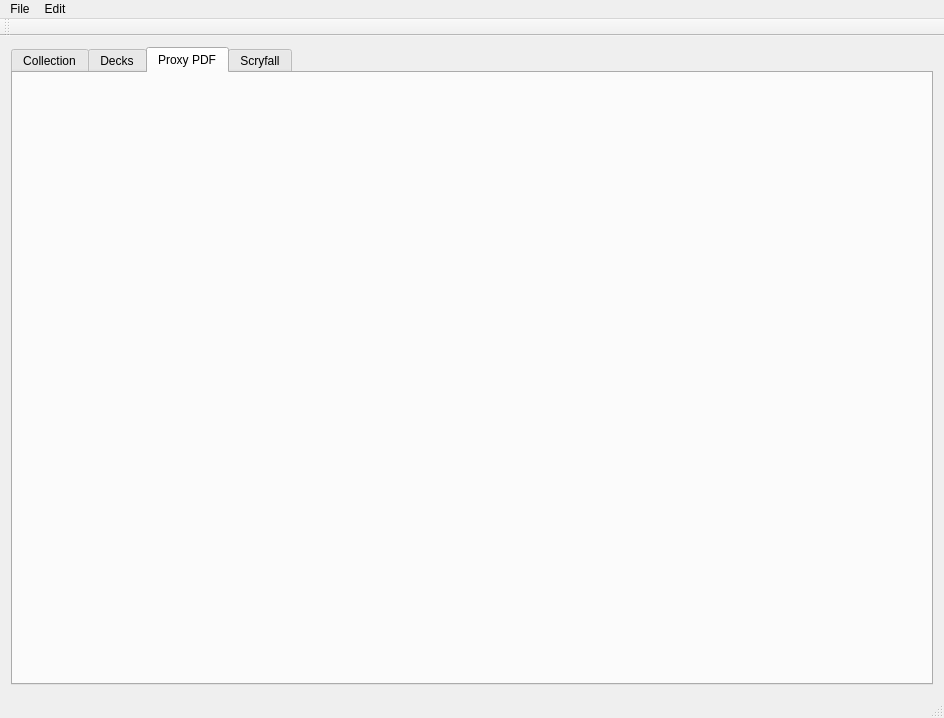
This is src/MTG_GUI/mtg_ui.ui in aleksejs-fomins/mtgdeckconstructor as Qt 5 draws it before an edit. The edited form follows.
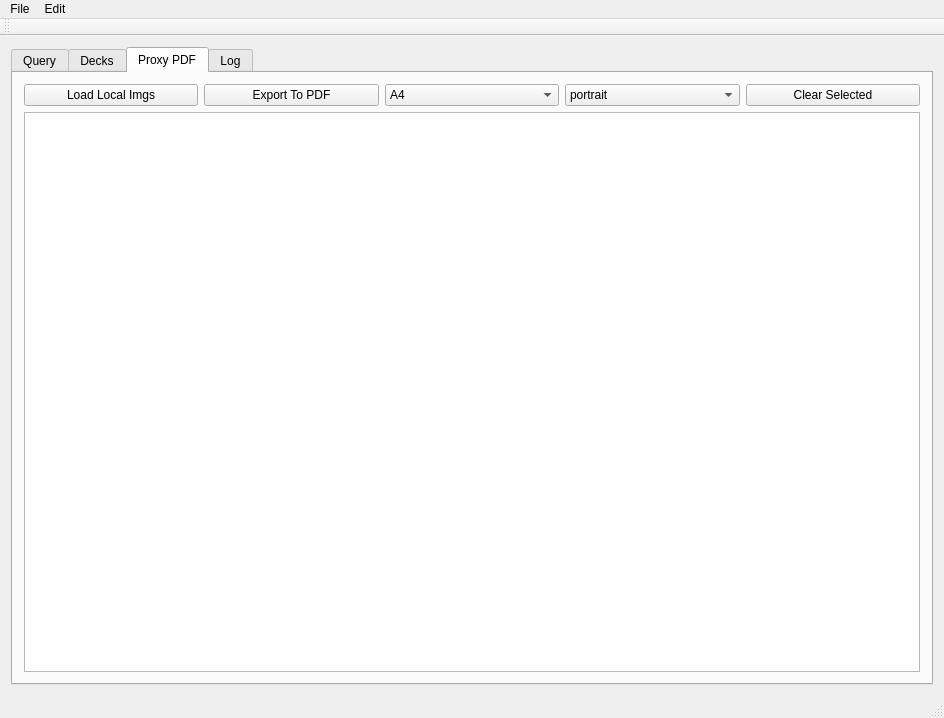
This is the edited form. The open tabs and pages were chosen to show the change.

What changed in the file:
```diff
--- a/src/MTG_GUI/mtg_ui.ui
+++ b/src/MTG_GUI/mtg_ui.ui
@@ -20,9 +20,9 @@
       <property name="currentIndex">
        <number>1</number>
       </property>
-      <widget class="QWidget" name="collectionTab">
+      <widget class="QWidget" name="queryTab">
        <attribute name="title">
-        <string>Collection</string>
+        <string>Query</string>
        </attribute>
        <layout class="QHBoxLayout" name="horizontalLayout_2">
         <item>
@@ -117,10 +117,75 @@
        <attribute name="title">
         <string>Proxy PDF</string>
        </attribute>
+       <layout class="QVBoxLayout" name="verticalLayout_3">
+        <item>
+         <layout class="QHBoxLayout" name="proxyControlsLayout">
+          <item>
+           <widget class="QPushButton" name="proxyLoadLocalPushButton">
+            <property name="text">
+             <string>Load Local Imgs</string>
+            </property>
+           </widget>
+          </item>
+          <item>
+           <widget class="QPushButton" name="proxyExportPDFPushButton">
+            <property name="text">
+             <string>Export To PDF</string>
+            </property>
+           </widget>
+          </item>
+          <item>
+           <widget class="QComboBox" name="proxyPaperSizeComboBox">
+            <item>
+             <property name="text">
+              <string>A4</string>
+             </property>
+            </item>
+            <item>
+             <property name="text">
+              <string>A3</string>
+             </property>
+            </item>
+           </widget>
+          </item>
+          <item>
+           <widget class="QComboBox" name="proxyPaperOrientationComboBox">
+            <item>
+             <property name="text">
+              <string>portrait</string>
+             </property>
+            </item>
+            <item>
+             <property name="text">
+              <string>landscape</string>
+             </property>
+            </item>
+           </widget>
+          </item>
+          <item>
+           <widget class="QPushButton" name="proxyClearPushButton">
+            <property name="text">
+             <string>Clear Selected</string>
+            </property>
+           </widget>
+          </item>
+         </layout>
+        </item>
+        <item>
+         <widget class="QTableWidget" name="proxyURLSTable">
+          <property name="editTriggers">
+           <set>QAbstractItemView::NoEditTriggers</set>
+          </property>
+          <property name="selectionBehavior">
+           <enum>QAbstractItemView::SelectRows</enum>
+          </property>
+         </widget>
+        </item>
+       </layout>
       </widget>
-      <widget class="QWidget" name="Scryfall">
+      <widget class="QWidget" name="collectionTab">
        <attribute name="title">
-        <string>Scryfall</string>
+        <string>Log</string>
        </attribute>
        <layout class="QVBoxLayout" name="verticalLayout_2">
         <item>
```
Left out of the diff: 78 changed lines with no effect on the pictures.
